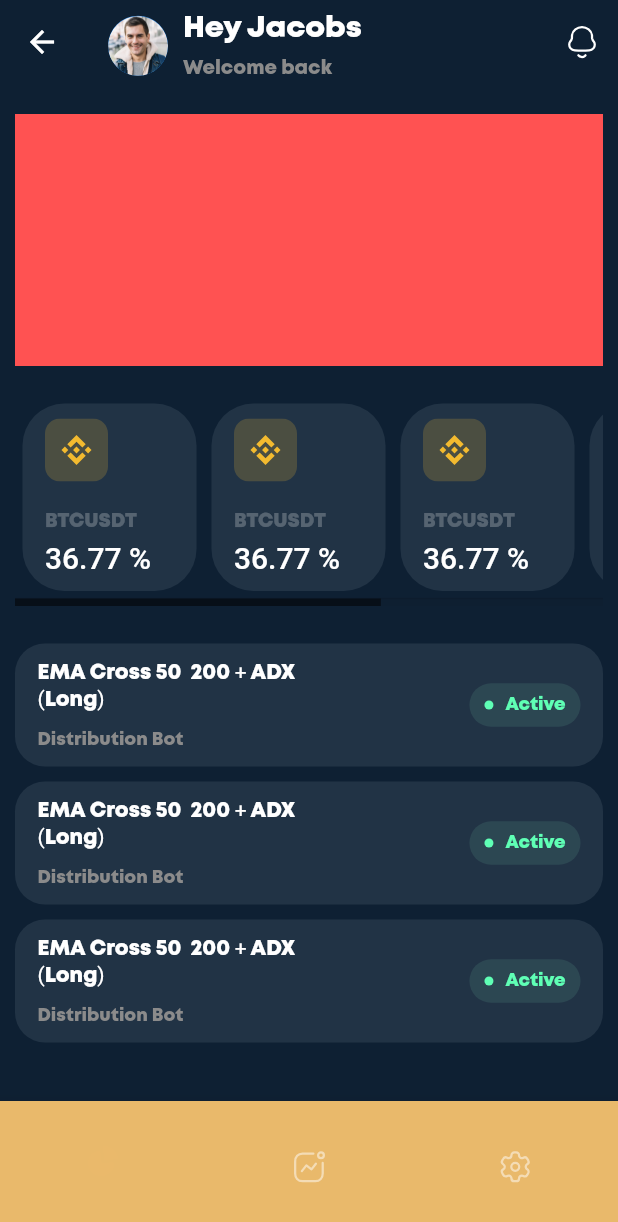
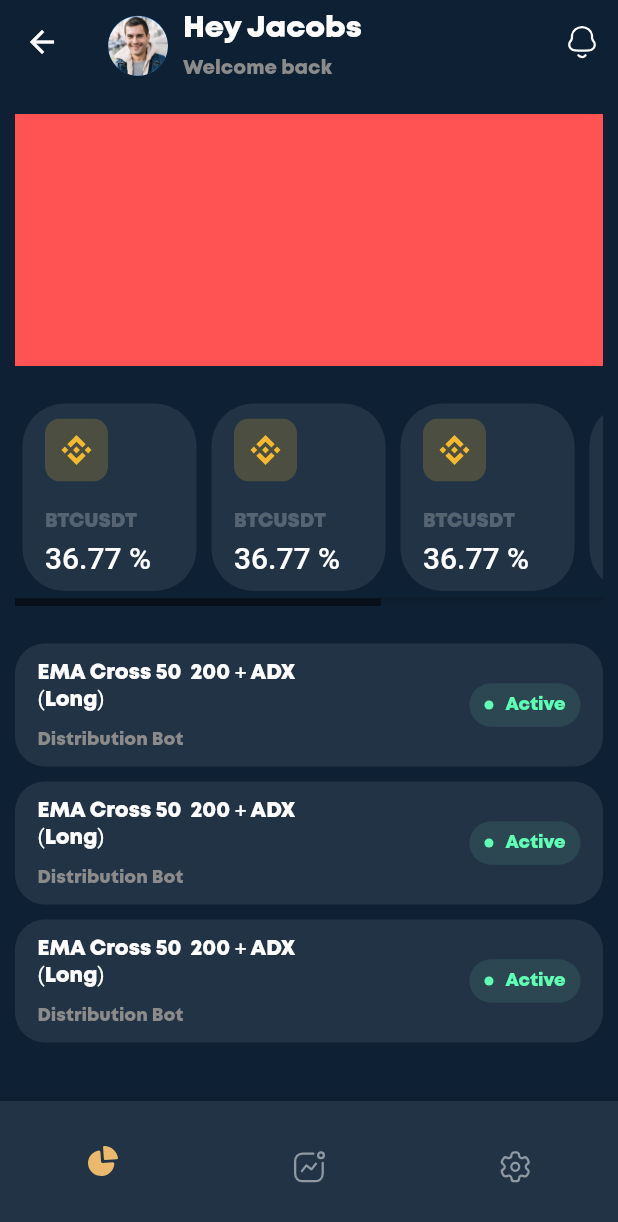
Before and after one commit to Kariaki/assessment, a Flutter app: the HomeScreen screen opened directly, on a phone screen of 412 x 824 dp. Shown: the top 1222 px of the screen. Run offline on Flutter 3.47's test engine with Material 2 defaults, Android fonts, the phone set to English and light mode, and no system bars; our stand-ins replace flutter_svg; Roboto replaces fonts that are missing (e-Ukraine Head).

```diff
--- a/lib/config/colors.dart
+++ b/lib/config/colors.dart
@@ -3,6 +3,7 @@ import 'package:flutter/material.dart';
 class AppColors{
 
   static const primaryButtonColor =  Color(0xFFE9B96B);
+  static const bottomNavColor =  Color(0xFF213345);
   static const loginHintColor = Color(0xFF8B8B8B);
   static const white = Colors.white;
   static const backgroundColor = Color(0xFF0E2033);
--- a/lib/presentation/components/bottom_navigation.dart
+++ b/lib/presentation/components/bottom_navigation.dart
@@ -19,8 +19,9 @@ class _MainBottomNavigationState extends State<MainBottomNavigation> {
   Widget build(BuildContext context) {
 
     return BottomNavigationBar(
-      backgroundColor: AppColors.primaryButtonColor,
+      backgroundColor: AppColors.bottomNavColor,
       currentIndex: _currentIndex,
+      iconSize: 30,
       onTap: (index){
         setState(() {
           _currentIndex=index;
--- a/lib/presentation/screens/login_screen.dart
+++ b/lib/presentation/screens/login_screen.dart
@@ -1,6 +1,7 @@
 import 'package:assessment/config/string_resources.dart';
 import 'package:assessment/presentation/components/base_components.dart';
 import 'package:assessment/presentation/components/buttons.dart';
+import 'package:assessment/presentation/screens/home_screen.dart';
 import 'package:assessment/utils/extensions.dart';
 import 'package:flutter/material.dart';
 
@@ -156,7 +157,9 @@ class _LoginScreenState extends State<LoginScreen> {
                       ),
                     ),
                     const SizedBox(height: 32),
-                    PrimaryButton(onPressed: (){}, title: StringResource.login),
+                    PrimaryButton(onPressed: (){
+                      context.push(HomeScreen());
+                    }, title: StringResource.login),
                   ],
                 ),
 
--- a/pubspec.yaml
+++ b/pubspec.yaml
@@ -33,6 +33,12 @@ dependencies:
 
   cupertino_icons: ^1.0.2
   flutter_svg: ^1.1.5
+  flutter_bloc: ^7.0.0
+  equatable: ^2.0.0
+  retrofit: ^2.0.0
+  retrofit_generator: ^2.0.0
+  json_serializable: ^4.0.0
+  http: ^0.13.0
 
 dev_dependencies:
   flutter_test:
```
Also changed, not shown: pubspec.lock.
